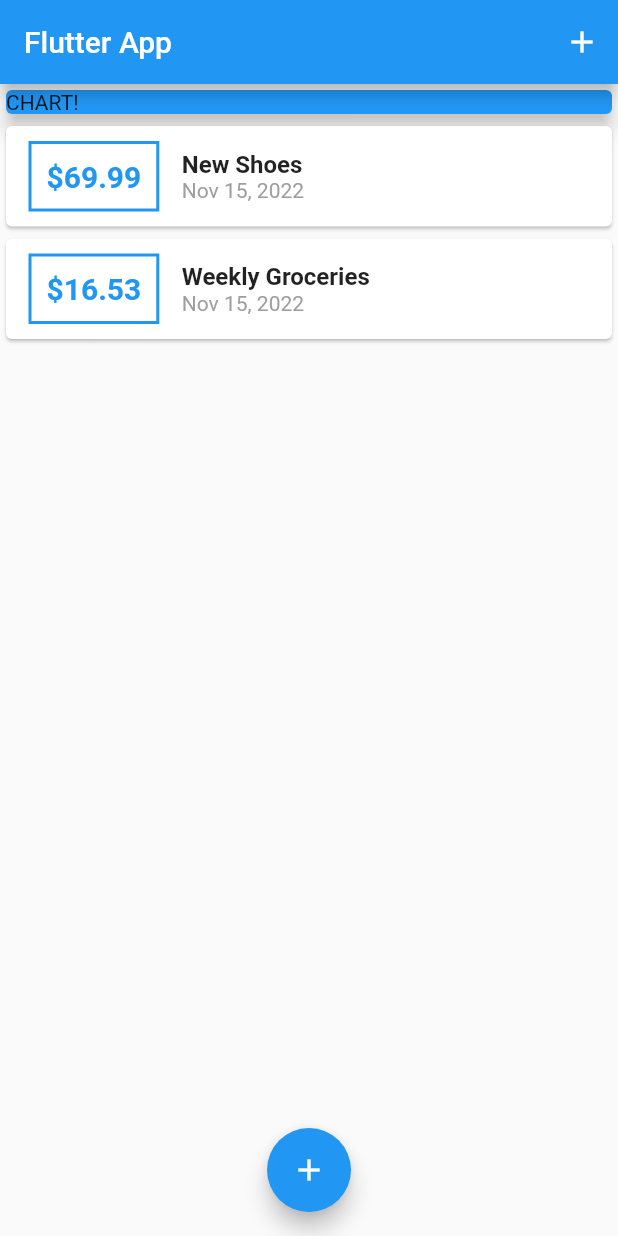
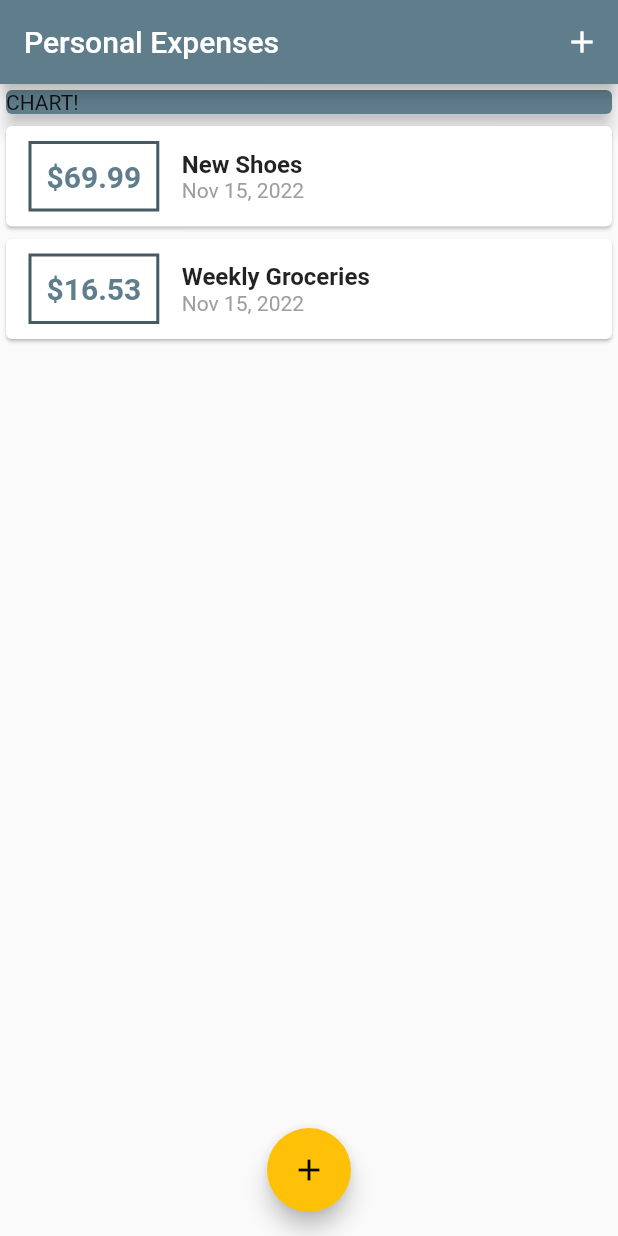
Before and after one commit to khlebobul/personal-expenses-app, a Flutter app: the screen it shows after launch, on a phone screen of 412 x 824 dp. Run offline on Flutter 3.47's test engine with Material 2 defaults, Android fonts, the phone set to English and light mode, and no system bars.

Commit message:
using theme

```diff
--- a/lib/main.dart
+++ b/lib/main.dart
@@ -11,7 +11,11 @@ class MyApp extends StatelessWidget {
   @override
   Widget build(BuildContext context) {
     return MaterialApp(
-      title: 'Flutter App',
+      title: 'Personal Expenses',
+      theme: ThemeData(
+        primarySwatch: Colors.blueGrey,
+        accentColor: Colors.amber,
+      ),
       home: MyHomePage(),
     );
   }
@@ -70,7 +74,7 @@ class _MyHomePageState extends State<MyHomePage> {
   Widget build(BuildContext context) {
     return Scaffold(
       appBar: AppBar(
-        title: Text('Flutter App'),
+        title: Text('Personal Expenses'),
         actions: <Widget>[
           IconButton(
             onPressed: () => _startAddNewTransaction(context),
@@ -86,7 +90,7 @@ class _MyHomePageState extends State<MyHomePage> {
             Container(
               width: double.infinity,
               child: Card(
-                color: Colors.blue,
+                color: Theme.of(context).primaryColor,
                 child: Text('CHART!'),
                 elevation: 5,
               ),
--- a/lib/widgets/transaction_list.dart
+++ b/lib/widgets/transaction_list.dart
@@ -24,7 +24,7 @@ class TransactionList extends StatelessWidget {
                   ),
                   decoration: BoxDecoration(
                     border: Border.all(
-                      color: Colors.blue,
+                      color: Theme.of(context).primaryColorDark,
                       width: 2,
                     ),
                   ),
@@ -34,7 +34,7 @@ class TransactionList extends StatelessWidget {
                     style: TextStyle(
                       fontWeight: FontWeight.bold,
                       fontSize: 20,
-                      color: Colors.blue,
+                      color: Theme.of(context).primaryColor,
                     ),
                   ),
                 ),
```
